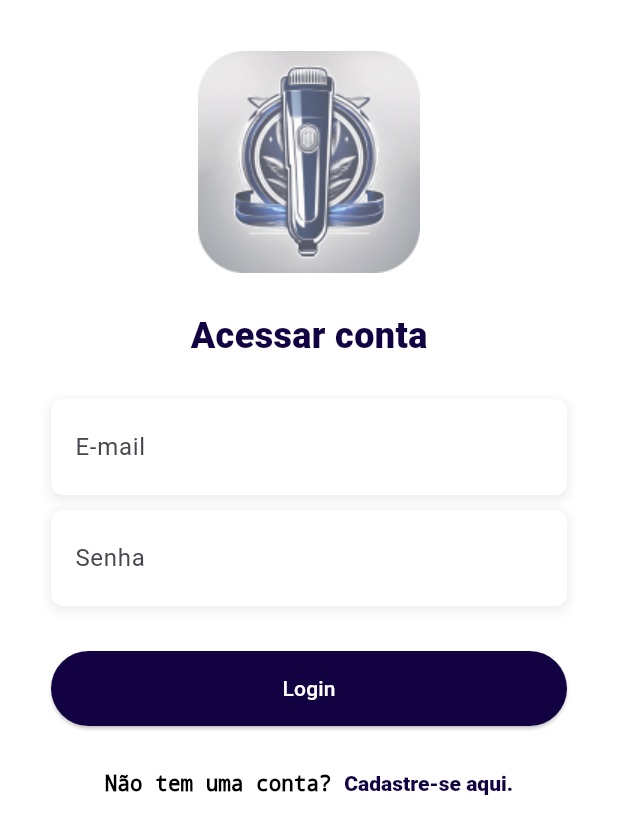
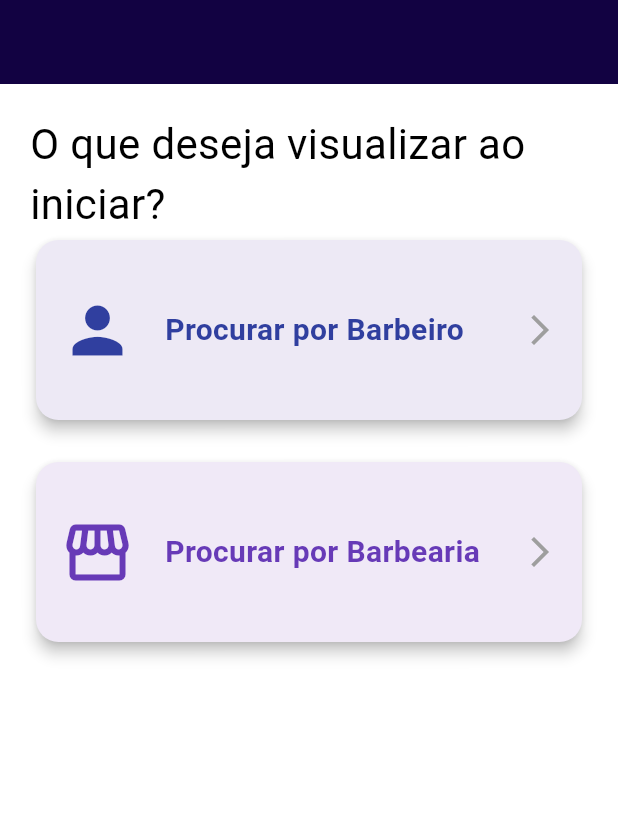
Before and after one commit to RodolfoXYZ/BarberManager-Front-End, a Flutter app: the screen it shows after launch, on a phone screen of 412 x 824 dp. Shown: the top 834 px of the screen. Run offline on Flutter 3.47's test engine with Material 3 defaults, Android fonts, the phone set to English and light mode, and no system bars; our stand-ins replace shimmer.

Commit message:
Adicionando tela de Decisão do Usuário relacionado ao tipo de pesquisa

```diff
--- a/lib/main.dart
+++ b/lib/main.dart
@@ -1,4 +1,5 @@
 import 'package:barbershop_app/views/LoadPage.dart';
+import 'package:barbershop_app/views/PesquisaTipoPage.dart';
 import 'package:flutter/material.dart';
 
 void main() => runApp(MyApp());
@@ -9,7 +10,7 @@ class MyApp extends StatelessWidget {
   @override
   Widget build(BuildContext context) {
     return MaterialApp(
-      home: LoadPage(),
+      home: PesquisaTipoPage(),
     );
   }
 }
--- /dev/null
+++ b/lib/views/PesquisaTipoPage.dart
@@ -0,0 +1,95 @@
+import 'package:flutter/material.dart';
+
+class PesquisaTipoPage extends StatelessWidget {
+  const PesquisaTipoPage({Key? key}) : super(key: key);
+
+  void navegarParaCatalogo(BuildContext context, String tipoSelecionado) {
+    Navigator.pushNamed(
+      context,
+      '/homepage', // ou alguma tela que receba o tipo como argumento
+      arguments: {'tipo': tipoSelecionado},
+    );
+  }
+
+  @override
+  Widget build(BuildContext context) {
+    return Scaffold(
+      backgroundColor: Colors.white,
+      appBar: AppBar(
+        backgroundColor: const Color(0xFF120242),
+        automaticallyImplyLeading: false,
+      ),
+      body: Padding(
+        padding: const EdgeInsets.all(20.0),
+        child: Column(
+          children: [
+            Text(
+              'O que deseja visualizar ao iniciar?',
+              style: TextStyle(
+                color: const Color.fromARGB(255, 0, 0, 0),
+                fontSize: 28,
+              ),
+            ),
+            _opcaoCard(
+              context,
+              titulo: 'Procurar por Barbeiro',
+              icone: Icons.person,
+              cor: Colors.indigo.shade700,
+              onTap: () => navegarParaCatalogo(context, 'barbeiro'),
+            ),
+            const SizedBox(height: 20),
+            _opcaoCard(
+              context,
+              titulo: 'Procurar por Barbearia',
+              icone: Icons.storefront,
+              cor: Colors.deepPurple,
+              onTap: () => navegarParaCatalogo(context, 'barbearia'),
+            ),
+          ],
+        ),
+      ),
+    );
+  }
+
+  Widget _opcaoCard(
+    BuildContext context, {
+    required String titulo,
+    required IconData icone,
+    required Color cor,
+    required VoidCallback onTap,
+  }) {
+    return GestureDetector(
+      onTap: onTap,
+      child: Card(
+        elevation: 4,
+        shape: RoundedRectangleBorder(borderRadius: BorderRadius.circular(15)),
+        child: Container(
+          width: double.infinity,
+          height: 120,
+          padding: const EdgeInsets.all(16),
+          decoration: BoxDecoration(
+            borderRadius: BorderRadius.circular(15),
+            color: cor.withOpacity(0.05),
+          ),
+          child: Row(
+            children: [
+              Icon(icone, size: 50, color: cor),
+              const SizedBox(width: 20),
+              Expanded(
+                child: Text(
+                  titulo,
+                  style: TextStyle(
+                    fontSize: 20,
+                    fontWeight: FontWeight.w600,
+                    color: cor,
+                  ),
+                ),
+              ),
+              const Icon(Icons.arrow_forward_ios, color: Colors.grey),
+            ],
+          ),
+        ),
+      ),
+    );
+  }
+}
```
Also changed, not shown: pubspec.lock, 4 other files.
